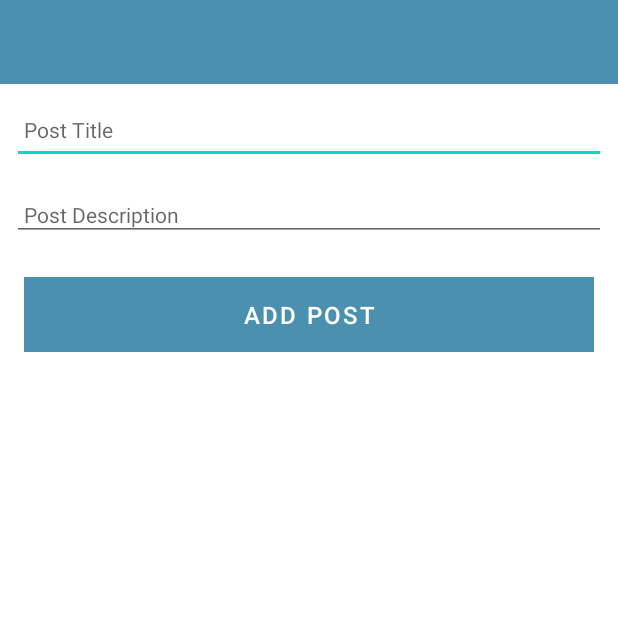
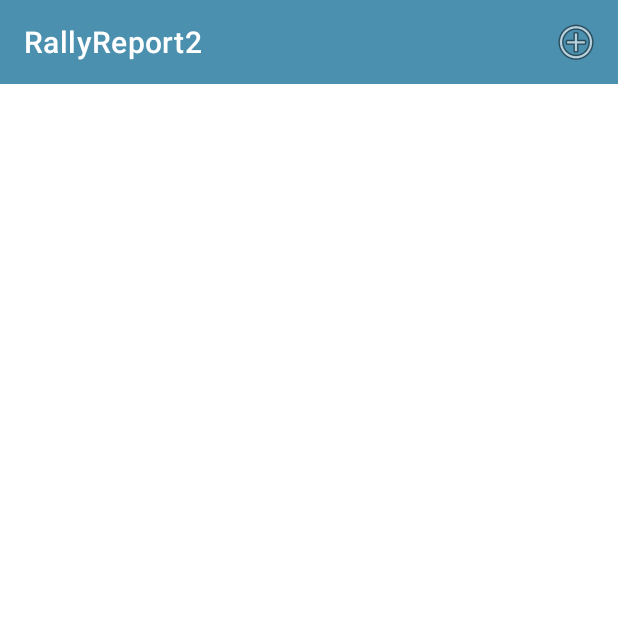
Before and after one commit to Patryk-Stefanski/Rally-Report-Android, an Android app: the screen it shows after launch (PostActivity before the commit, PostListActivity after it), on a phone screen of 412 x 824 dp, the top half of it. Run offline under Robolectric (Android 15) with nearby library versions, the phone set to English and light mode, and no system bars; our stand-ins replace Timber; 1 statement that could not run was skipped.

Commit message:
Completed Lab A03

```diff
--- /dev/null
+++ b/app/src/main/java/wit/pstefans/rallyreport2/activities/PostListActivity.kt
@@ -0,0 +1,61 @@
+package wit.pstefans.rallyreport2.activities
+
+import android.app.Activity
+import android.content.Intent
+import androidx.appcompat.app.AppCompatActivity
+import android.os.Bundle
+import android.view.Menu
+import android.view.MenuItem
+import androidx.activity.result.contract.ActivityResultContracts
+import androidx.recyclerview.widget.LinearLayoutManager
+import wit.pstefans.rallyreport2.R
+import wit.pstefans.rallyreport2.adapters.PostAdapter
+import wit.pstefans.rallyreport2.databinding.ActivityPostListBinding
+import wit.pstefans.rallyreport2.main.MainApp
+
+class PostListActivity : AppCompatActivity() {
+
+    lateinit var app: MainApp
+    private lateinit var binding: ActivityPostListBinding
+
+    override fun onCreate(savedInstanceState: Bundle?) {
+        super.onCreate(savedInstanceState)
+        binding = ActivityPostListBinding.inflate(layoutInflater)
+        binding.toolbar.title = title
+        setSupportActionBar(binding.toolbar)
+        setContentView(binding.root)
+
+
+
+        app = application as MainApp
+
+        val layoutManager = LinearLayoutManager(this)
+        binding.recyclerView.layoutManager = layoutManager
+        binding.recyclerView.adapter = PostAdapter(app.posts)
+    }
+
+    override fun onCreateOptionsMenu(menu: Menu): Boolean {
+        menuInflater.inflate(R.menu.menu_main, menu)
+        return super.onCreateOptionsMenu(menu)
+    }
+
+    override fun onOptionsItemSelected(item: MenuItem): Boolean {
+        when (item.itemId) {
+            R.id.item_add -> {
+                val launcherIntent = Intent(this, PostActivity::class.java)
+                getResult.launch(launcherIntent)
+            }
+        }
+        return super.onOptionsItemSelected(item)
+    }
+
+    private val getResult =
+        registerForActivityResult(
+            ActivityResultContracts.StartActivityForResult()
+        ) {
+            if (it.resultCode == Activity.RESULT_OK) {
+                (binding.recyclerView.adapter)?.
+                notifyItemRangeChanged(0,app.posts.size)
+            }
+        }
+}
--- /dev/null
+++ b/app/src/main/java/wit/pstefans/rallyreport2/main/MainApp.kt
@@ -0,0 +1,20 @@
+package wit.pstefans.rallyreport2.main
+
+import android.app.Application
+import timber.log.Timber
+import timber.log.Timber.i
+import wit.pstefans.rallyreport2.models.PostModel
+
+class MainApp : Application() {
+
+    val posts = ArrayList<PostModel>()
+
+    override fun onCreate() {
+        super.onCreate()
+        Timber.plant(Timber.DebugTree())
+        i("Rally Report Started")
+//        posts.add(PostModel("One", "About one..."))
+//        posts.add(PostModel("Two", "About two..."))
+//        posts.add(PostModel("Three", "About three..."))
+    }
+}
--- /dev/null
+++ b/app/src/main/res/layout/activity_post_list.xml
@@ -0,0 +1,32 @@
+<?xml version="1.0" encoding="utf-8"?>
+<androidx.coordinatorlayout.widget.CoordinatorLayout
+    xmlns:android="http://schemas.android.com/apk/res/android"
+    xmlns:app="http://schemas.android.com/apk/res-auto"
+    xmlns:tools="http://schemas.android.com/tools"
+    android:layout_width="match_parent"
+    android:layout_height="match_parent"
+    tools:context="wit.pstefans.rallyreport2.activities.PostListActivity">
+
+    <com.google.android.material.appbar.AppBarLayout
+        android:layout_width="match_parent"
+        android:layout_height="wrap_content"
+        android:background="@color/colorAccent"
+        android:fitsSystemWindows="true"
+        app:elevation="0dip"
+        app:theme="@style/ThemeOverlay.AppCompat.Dark.ActionBar">
+
+        <androidx.appcompat.widget.Toolbar
+            android:id="@+id/toolbar"
+            android:layout_width="match_parent"
+            android:layout_height="wrap_content"
+            app:titleTextColor="@color/colorPrimary" />
+    </com.google.android.material.appbar.AppBarLayout>
+
+    <androidx.recyclerview.widget.RecyclerView
+        android:id="@+id/recyclerView"
+        android:layout_width="match_parent"
+        android:layout_height="match_parent"
+        android:scrollbars="vertical"
+        app:layout_behavior="@string/appbar_scrolling_view_behavior" />
+
+</androidx.coordinatorlayout.widget.CoordinatorLayout>
--- /dev/null
+++ b/app/src/main/res/menu/menu_main.xml
@@ -0,0 +1,10 @@
+<?xml version="1.0" encoding="utf-8"?>
+<menu xmlns:android="http://schemas.android.com/apk/res/android"
+    xmlns:app="http://schemas.android.com/apk/res-auto">
+
+    <item
+        android:id="@+id/item_add"
+        android:icon="@android:drawable/ic_menu_add"
+        android:title="@string/menu_addPost"
+        app:showAsAction="always" />
+</menu>
--- a/app/src/main/res/values/strings.xml
+++ b/app/src/main/res/values/strings.xml
@@ -3,5 +3,6 @@
     <string name="button_addPost">Add Post</string>
     <string name="postTitle">Post Title</string>
     <string name="postDescription">Post Description </string>
-
+    <string name="menu_addPost">Add</string>
+    <string name="menu_cancelPost">Cancel</string>
 </resources>
```
Also changed, not shown: app/src/main/AndroidManifest.xml (+7 -6 lines), app/src/main/java/wit/pstefans/rallyreport2/activities/PostActivity.kt (+29 -6 lines), app/src/main/java/wit/pstefans/rallyreport2/adapters/PostAdapter.kt (added, +34 -0 lines), app/src/main/res/layout/card_post.xml (added, +31 -0 lines), app/src/main/res/menu/menu_post.xml (added, +9 -0 lines).
